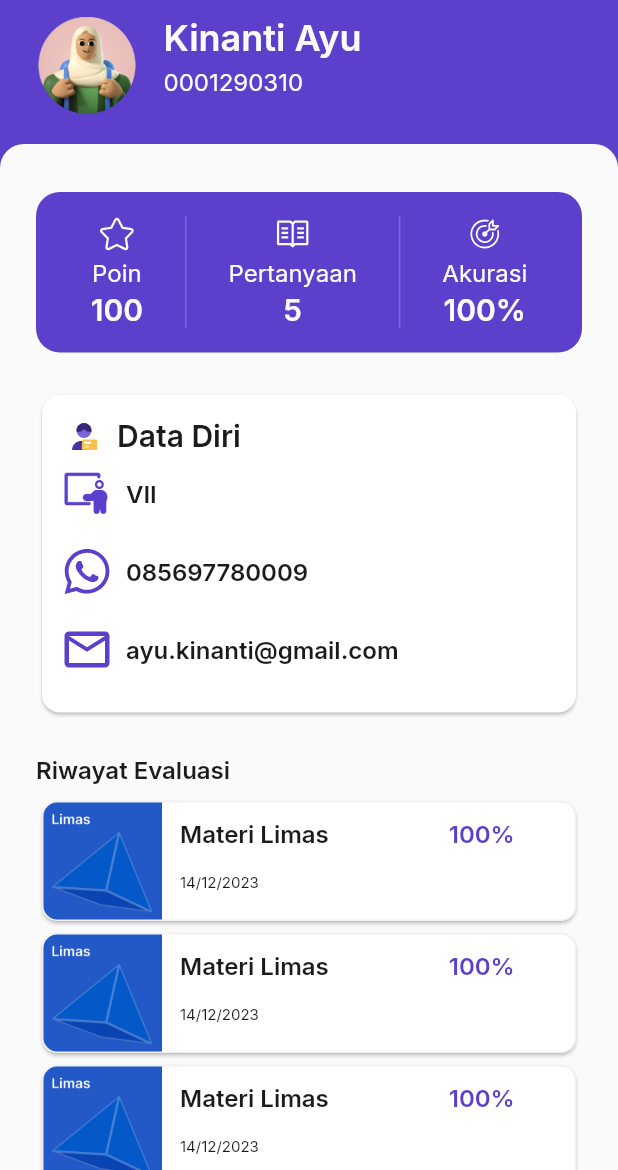
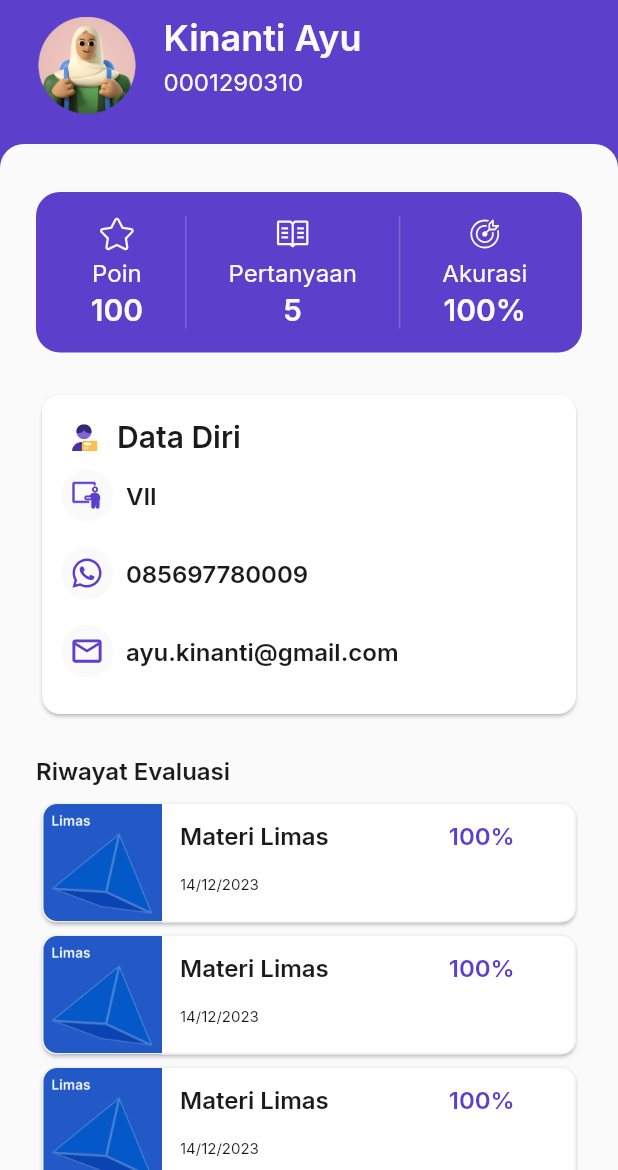
Before and after one commit to muhamadirwan99/GeoMathApp, a Flutter app: the ProfilView screen opened directly, on a phone screen of 412 x 824 dp, the part 66-1236 px from its top. Run offline on Flutter 3.47's test engine with Material 2 defaults, Android fonts, the phone set to English and light mode, and no system bars; our stand-ins replace cloud_firestore, fancy_shimmer_image, firebase_auth, firebase_core, flutter_svg, google_fonts and 2 more; accounts and stored records are empty.

Commit message:
change icon

```diff
--- a/lib/module/informasi/view/informasi_view.dart
+++ b/lib/module/informasi/view/informasi_view.dart
@@ -186,7 +186,7 @@ class InformasiView extends StatefulWidget {
                               ),
                             ),
                             leading: SvgPicture.asset(
-                              "assets/icon/update/app_shortcut.svg",
+                              "assets/icon/update/touch.svg",
                             ),
                             children: [
                               Padding(
--- a/lib/module/profil/view/profil_view.dart
+++ b/lib/module/profil/view/profil_view.dart
@@ -255,11 +255,12 @@ class ProfilView extends StatefulWidget {
                                 ),
                                 const ContentCardDataDiri(
                                   value: "085697780009",
-                                  icon: "assets/icon/update/whatsapp.svg",
+                                  icon:
+                                      "assets/icon/update/whatsapp_circle.svg",
                                 ),
                                 const ContentCardDataDiri(
                                   value: "ayu.kinanti@gmail.com",
-                                  icon: "assets/icon/update/mail.svg",
+                                  icon: "assets/icon/update/mail_circle.svg",
                                 ),
                                 const SizedBox(
                                   height: 16.0,
--- a/lib/module/profil/widget/content_card_data_diri.dart
+++ b/lib/module/profil/widget/content_card_data_diri.dart
@@ -32,7 +32,6 @@ class _ContentCardDataDiriState extends State<ContentCardDataDiri> {
             widget.icon,
             width: 36,
             height: 36,
-            color: primaryPurple,
           ),
           const SizedBox(
             width: 8.0,
```
Also changed, not shown: assets/icon/update/app_shortcut.svg, assets/icon/update/class.svg, assets/icon/update/data_diri.svg, assets/icon/update/mail_circle.svg (added), assets/icon/update/touch.svg, assets/icon/update/whatsapp_circle.svg (added).
